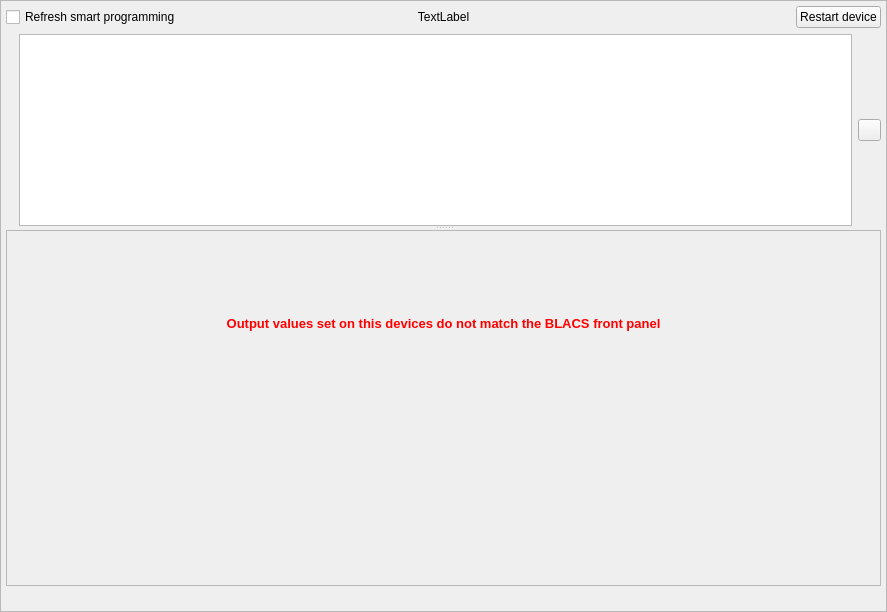
Qt form tab_frame.ui (labscript-suite/blacs) before a commit.
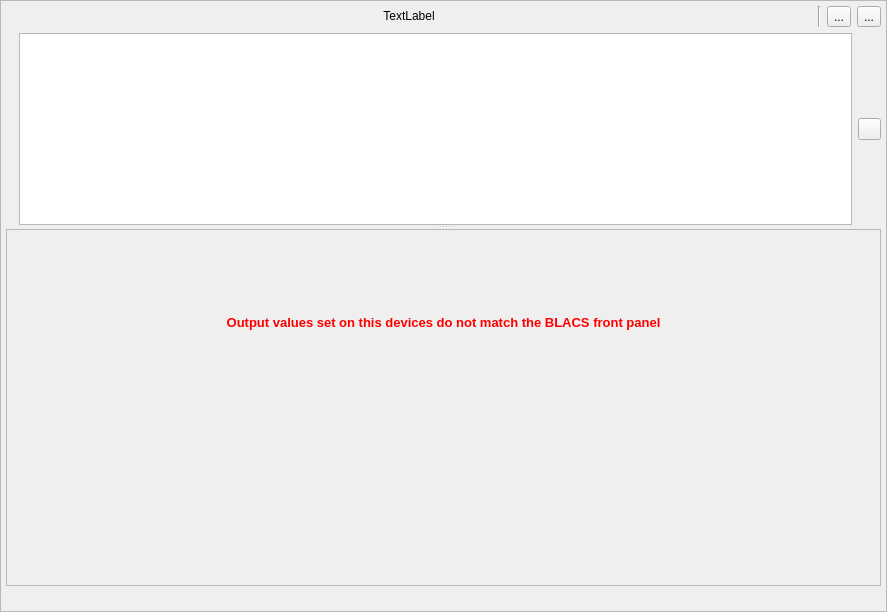
The same form after that commit. Icons and pictures are not drawn.

Commit message: feature: Put "restart tab" and "clear smart programming" controls to the right of the top bar of the tab, and make them both toolbuttons. Change the icon of the "clear smart programming" button. Change in behaviour so that the "clear smart programming" button is not a toggle, just a button that greys out once you click it, indicating that that the smart programming cache has been cleared. (even though the actual clearing does not happen until the next call to transition_to_buffered)

The edit to the form file:
```diff
--- a/tab_frame.ui
+++ b/tab_frame.ui
@@ -24,38 +24,10 @@
     <number>5</number>
    </property>
    <item>
-    <layout class="QHBoxLayout" name="horizontalLayout" stretch="1,1,1">
+    <layout class="QHBoxLayout" name="horizontalLayout" stretch="0,1,0,0,0,0">
      <property name="spacing">
-      <number>0</number>
+      <number>6</number>
      </property>
-     <item>
-      <layout class="QHBoxLayout" name="horizontalLayout_2" stretch="0,0">
-       <property name="spacing">
-        <number>0</number>
-       </property>
-       <item>
-        <widget class="QCheckBox" name="smart_programming">
-         <property name="sizePolicy">
-          <sizepolicy hsizetype="Minimum" vsizetype="Fixed">
-           <horstretch>0</horstretch>
-           <verstretch>0</verstretch>
-          </sizepolicy>
-         </property>
-         <property name="toolTip">
-          <string>Reprogram all buffered instruction next shot</string>
-         </property>
-         <property name="statusTip">
-          <string/>
-         </property>
-         <property name="text">
-          <string>Refresh smart programming</string>
-         </property>
-         <property name="icon">
-          <iconset resource="../../../../usr/local/lib/python2.7/dist-packages/qtutils/icons/icons.qrc">
-           <normaloff>:/qtutils/fugue/arrow-circle-double-135.png</normaloff>:/qtutils/fugue/arrow-circle-double-135.png</iconset>
-         </property>
-        </widget>
-       </item>
        <item>
         <spacer name="horizontalSpacer">
          <property name="orientation">
@@ -69,8 +41,6 @@
          </property>
         </spacer>
        </item>
-      </layout>
-     </item>
      <item>
       <widget class="QLabel" name="device_name">
        <property name="sizePolicy">
@@ -91,11 +61,6 @@
       </widget>
      </item>
      <item>
-      <layout class="QHBoxLayout" name="horizontalLayout_3">
-       <property name="spacing">
-        <number>0</number>
-       </property>
-       <item>
         <spacer name="horizontalSpacer_2">
          <property name="orientation">
           <enum>Qt::Horizontal</enum>
@@ -109,23 +74,40 @@
         </spacer>
        </item>
        <item>
-        <widget class="QPushButton" name="button_restart">
-         <property name="autoFillBackground">
-          <bool>false</bool>
-         </property>
+      <widget class="Line" name="line">
+       <property name="orientation">
+        <enum>Qt::Vertical</enum>
+       </property>
+      </widget>
+     </item>
+     <item>
+      <widget class="QToolButton" name="button_clear_smart_programming">
+       <property name="toolTip">
+        <string>Clear smart-programming cache and reprogram
+all buffered instructions next shot</string>
+       </property>
          <property name="text">
-          <string>Restart device</string>
+        <string>...</string>
          </property>
          <property name="icon">
           <iconset resource="../../../../usr/local/lib/python2.7/dist-packages/qtutils/icons/icons.qrc">
-           <normaloff>:/qtutils/fugue/arrow-circle-135-left.png</normaloff>:/qtutils/fugue/arrow-circle-135-left.png</iconset>
-         </property>
-         <property name="flat">
-          <bool>false</bool>
-         </property>
-        </widget>
-       </item>
-      </layout>
+         <normaloff>:/qtutils/fugue/brain--minus.png</normaloff>:/qtutils/fugue/brain--minus.png</iconset>
+       </property>
+      </widget>
+     </item>
+     <item>
+      <widget class="QToolButton" name="button_restart">
+       <property name="toolTip">
+        <string>Restart tab and reinitialise device</string>
+       </property>
+       <property name="text">
+        <string>...</string>
+       </property>
+       <property name="icon">
+        <iconset resource="../../../../usr/local/lib/python2.7/dist-packages/qtutils/icons/icons.qrc">
+         <normaloff>:/qtutils/fugue/arrow-circle.png</normaloff>:/qtutils/fugue/arrow-circle.png</iconset>
+       </property>
+      </widget>
      </item>
     </layout>
    </item>
@@ -246,7 +228,7 @@
          <x>0</x>
          <y>0</y>
          <width>873</width>
-         <height>334</height>
+         <height>343</height>
         </rect>
        </property>
        <layout class="QVBoxLayout" name="verticalLayout_3">
```
Lines whose indentation alone changed are shown as unchanged. The commit also changes 1 other file.
